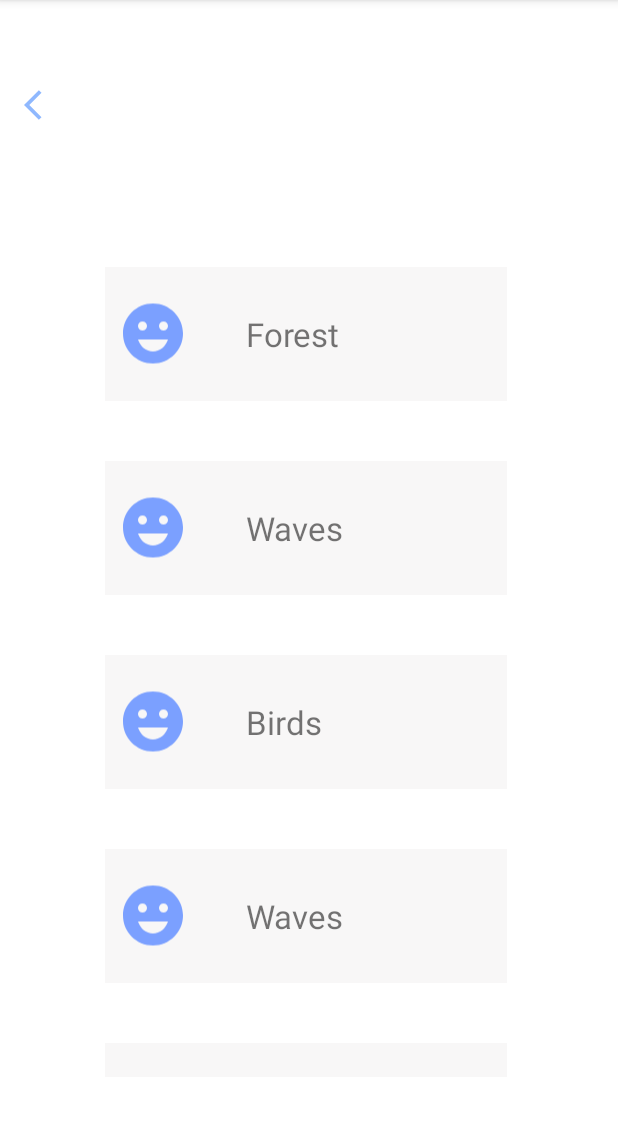
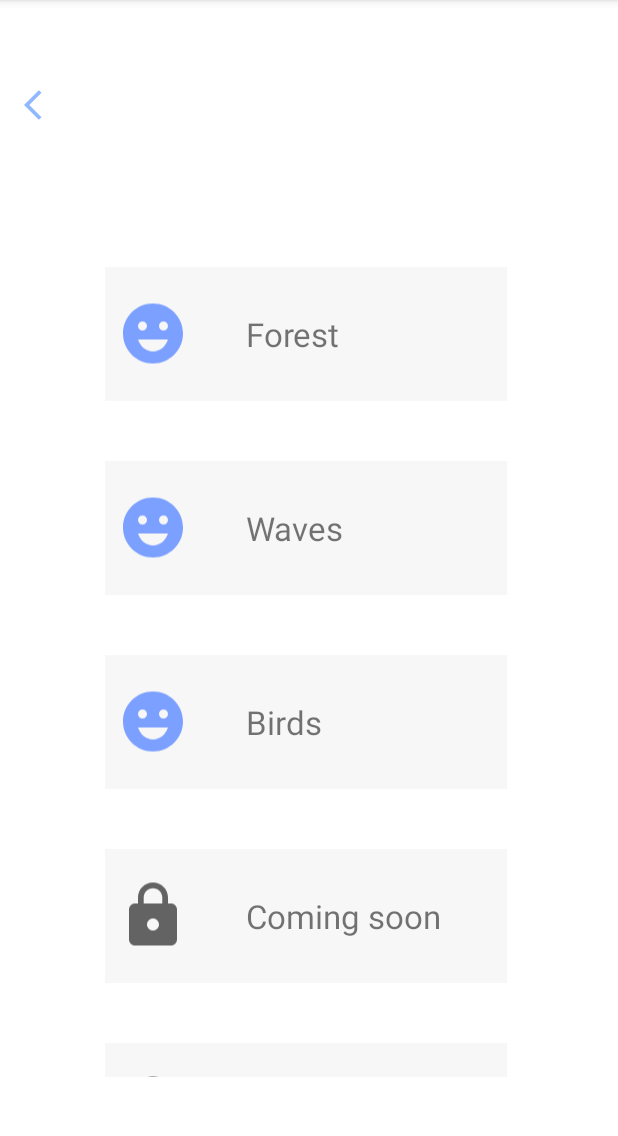
Before and after one commit to hl2703/Adrift, an Android app: the SelectMusicActivity screen opened directly, with no data from a screen before it, on a phone screen of 412 x 824 dp, the part 84-1220 px from its top. Run offline under Robolectric (Android 15) with nearby library versions, the phone set to English and light mode, and no system bars.

Commit message:
edit text

```diff
--- a/app/src/main/java/sg/edu/np/adrift/SelectMusicActivity.java
+++ b/app/src/main/java/sg/edu/np/adrift/SelectMusicActivity.java
@@ -42,11 +42,11 @@ public class SelectMusicActivity extends AppCompatActivity {
 
         selectObject obj3= new selectObject(R.drawable.smile,"Birds");
         objectInfoList.add(obj3);
-        selectObject obj4= new selectObject(R.drawable.smile,"Waves");
-        objectInfoList.add(obj4);
+        //selectObject obj4= new selectObject(R.drawable.smile,"Waves");
+        //objectInfoList.add(obj4);
 
-        selectObject obj5= new selectObject(R.drawable.smile,"Waves");
-        objectInfoList.add(obj5);
+        //selectObject obj5= new selectObject(R.drawable.smile,"Waves");
+        //objectInfoList.add(obj5);
        /* myObject obj2= new myObject(R.drawable.pika,"Nature Simulation");
         objectInfoList.add(obj2);//second relax feature
 */
--- a/app/src/main/res/layout/fragment_first.xml
+++ b/app/src/main/res/layout/fragment_first.xml
@@ -134,7 +134,7 @@
                         android:layout_below="@id/bus1"
                         android:layout_centerHorizontal="true"
                         android:layout_marginTop="10dp"
-                        android:text="Listen"
+                        android:text="Sounds of Nature"
                         android:textSize="24sp" />
 
                     <ImageView
--- a/app/src/main/res/layout/fragment_second.xml
+++ b/app/src/main/res/layout/fragment_second.xml
@@ -43,7 +43,7 @@
             android:layout_width="0dp"
             android:layout_height="wrap_content"
             android:layout_marginStart="16dp"
-            android:text="Unwind and find peace"
+            android:text="For a Good Night's Sleep"
             app:layout_constraintEnd_toStartOf="@+id/imageView"
             app:layout_constraintStart_toStartOf="parent"
             app:layout_constraintTop_toBottomOf="@+id/myText" />
```
